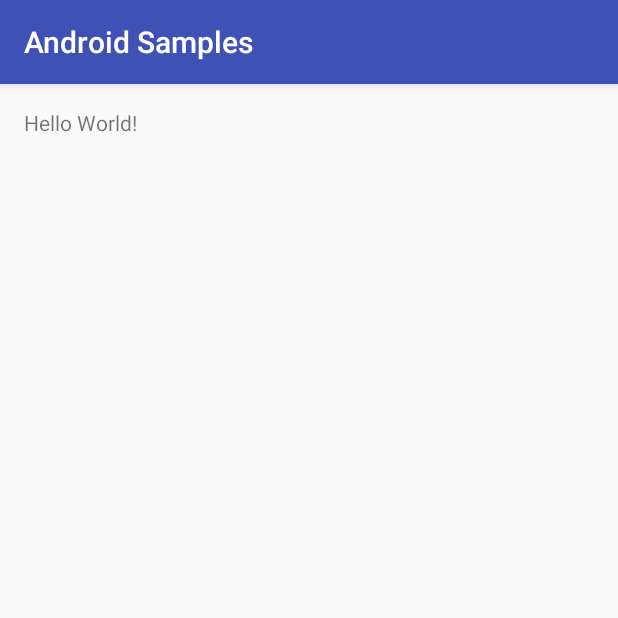
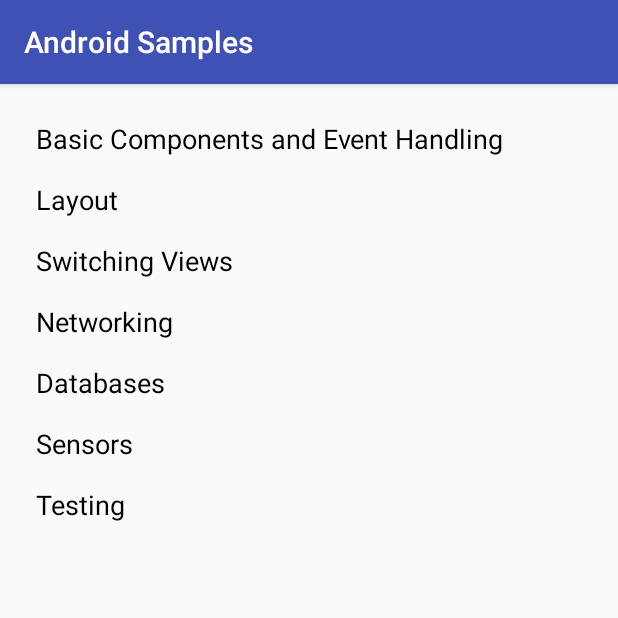
Before and after one commit to fafadiatech/android-ft-samples, an Android app: the screen it shows after launch (MainActivity), on a phone screen of 412 x 824 dp, the top half of it. Run offline under Robolectric (Android 15) with nearby library versions, the phone set to English and light mode, and no system bars.

Commit message:
Added Recyclerview with main topic title

```diff
--- a/app/build.gradle
+++ b/app/build.gradle
@@ -5,7 +5,7 @@ android {
     buildToolsVersion "26.0.1"
     defaultConfig {
         applicationId "com.fafadiatech.androidsamples.androidsamples"
-        minSdkVersion 18
+        minSdkVersion 14
         targetSdkVersion 26
         versionCode 1
         versionName "1.0"
@@ -25,5 +25,8 @@ dependencies {
         exclude group: 'com.android.support', module: 'support-annotations'
     })
     compile 'com.android.support:appcompat-v7:26.0.0-alpha1'
+    compile 'com.android.support:recyclerview-v7:26.0.0-alpha1'
+
+
     testCompile 'junit:junit:4.12'
 }
--- a/app/src/main/AndroidManifest.xml
+++ b/app/src/main/AndroidManifest.xml
@@ -1,14 +1,14 @@
 <?xml version="1.0" encoding="utf-8"?>
 <manifest xmlns:android="http://schemas.android.com/apk/res/android"
-    package="com.fafadiatech.androidsamples.androidsamples" >
+    package="com.fafadiatech.androidsamples.androidsamples">
 
     <application
         android:allowBackup="true"
         android:icon="@mipmap/ic_launcher"
         android:label="@string/app_name"
         android:supportsRtl="true"
-        android:theme="@style/AppTheme" >
-        <activity android:name=".MainActivity" >
+        android:theme="@style/AppTheme">
+        <activity android:name=".MainActivity">
             <intent-filter>
                 <action android:name="android.intent.action.MAIN" />
 
--- a/app/src/main/java/com/fafadiatech/androidsamples/androidsamples/MainActivity.java
+++ b/app/src/main/java/com/fafadiatech/androidsamples/androidsamples/MainActivity.java
@@ -1,13 +1,39 @@
 package com.fafadiatech.androidsamples.androidsamples;
 
+import android.content.Intent;
 import android.support.v7.app.AppCompatActivity;
 import android.os.Bundle;
+import android.support.v7.widget.LinearLayoutManager;
+import android.support.v7.widget.RecyclerView;
+import android.view.View;
+import android.widget.Button;
+import android.widget.TextView;
+
+import com.fafadiatech.androidsamples.androidsamples.adapter.TopicAdapter;
+
+import java.util.Arrays;
+import java.util.List;
 
 public class MainActivity extends AppCompatActivity {
 
+    RecyclerView rvTopic;
+    RecyclerView.LayoutManager mLayoutManager;
+    TopicAdapter topicadapter;
+    List<String> topicList;
     @Override
     protected void onCreate(Bundle savedInstanceState) {
         super.onCreate(savedInstanceState);
         setContentView(R.layout.activity_main);
+        rvTopic = (RecyclerView) findViewById(R.id.rv_topic);
+        mLayoutManager = new LinearLayoutManager(this);
+        topicList = Arrays.asList(getResources().getStringArray(R.array.arr_topics));
+        topicadapter = new TopicAdapter(topicList);
+        rvTopic.setLayoutManager(mLayoutManager);
+        rvTopic.setAdapter(topicadapter);
+    }
+
+    @Override
+    protected void onPause() {
+        super.onPause();
     }
 }
--- /dev/null
+++ b/app/src/main/java/com/fafadiatech/androidsamples/androidsamples/adapter/TopicAdapter.java
@@ -0,0 +1,55 @@
+package com.fafadiatech.androidsamples.androidsamples.adapter;
+
+import android.support.v7.widget.RecyclerView;
+import android.view.LayoutInflater;
+import android.view.View;
+import android.view.ViewGroup;
+import android.widget.TextView;
+
+import com.fafadiatech.androidsamples.androidsamples.R;
+
+import java.util.List;
+
+/**
+ * Created by FT on 9/22/2017.
+ */
+
+public class TopicAdapter extends RecyclerView.Adapter<TopicAdapter.TopicItem>{
+
+    List<String> topicList;
+
+    class TopicItem extends RecyclerView.ViewHolder{
+        TextView tvTopic;
+        public TopicItem(View view){
+            super(view);
+            tvTopic = (TextView) view.findViewById(R.id.tvtopic);
+
+        }
+    }
+
+    //Constructor
+    public TopicAdapter(List<String> topicList){
+        this.topicList = topicList;
+    }
+
+    //Inflate your layout
+    @Override
+    public TopicItem onCreateViewHolder(ViewGroup parent, int viewType) {
+        View itemView = LayoutInflater.from(parent.getContext()).inflate(R.layout.item_name, parent, false);
+
+        return new TopicItem(itemView);
+    }
+
+    //set data to your layout
+    @Override
+    public void onBindViewHolder(TopicItem holder, int position) {
+        String strTopic = topicList.get(position);
+        holder.tvTopic.setText(strTopic);
+    }
+
+    //no of rows in recycler view
+    @Override
+    public int getItemCount() {
+        return topicList.size();
+    }
+}
--- a/app/src/main/res/layout/activity_main.xml
+++ b/app/src/main/res/layout/activity_main.xml
@@ -11,8 +11,10 @@
     android:paddingBottom="@dimen/activity_vertical_margin"
     tools:context="com.fafadiatech.androidsamples.androidsamples.MainActivity">
 
-    <TextView
-        android:layout_width="wrap_content"
-        android:layout_height="wrap_content"
-        android:text="Hello World!" />
+    <android.support.v7.widget.RecyclerView
+        android:id="@+id/rv_topic"
+        android:layout_width="match_parent"
+        android:layout_height="wrap_content">
+
+    </android.support.v7.widget.RecyclerView>
 </RelativeLayout>
--- /dev/null
+++ b/app/src/main/res/layout/item_name.xml
@@ -0,0 +1,16 @@
+<?xml version="1.0" encoding="utf-8"?>
+<LinearLayout xmlns:android="http://schemas.android.com/apk/res/android"
+    android:orientation="vertical" android:layout_width="match_parent"
+    android:layout_height="wrap_content">
+
+    <TextView
+        android:id="@+id/tvtopic"
+        android:text="TextView"
+        android:layout_width="match_parent"
+        android:layout_height="wrap_content"
+        style="@style/TextAppearance.AppCompat.Medium"
+        android:textColor="@android:color/black"
+        android:padding="8dp"
+         />
+
+</LinearLayout>
--- /dev/null
+++ b/app/src/main/res/values/arrays.xml
@@ -0,0 +1,12 @@
+<?xml version="1.0" encoding="utf-8"?>
+<resources>
+    <string-array name="arr_topics">
+        <item>Basic Components and Event Handling</item>
+        <item>Layout</item>
+        <item>Switching Views</item>
+        <item>Networking</item>
+        <item>Databases</item>
+        <item>Sensors</item>
+        <item>Testing</item>
+    </string-array>
+</resources>
```
